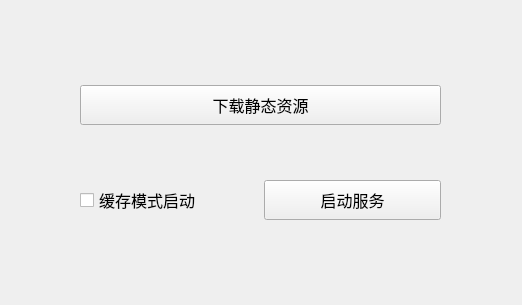
First picture: the form in qt_ui/mian_window.ui, repository ShenWei-HopeNoBug/mock-api-server, before the edit.
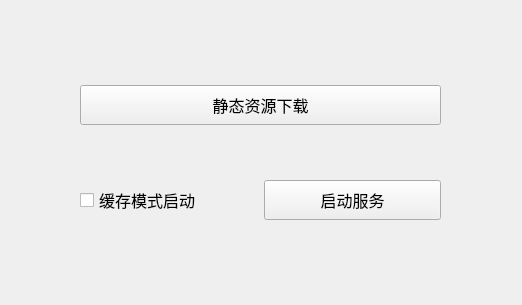
Second picture: the form after the edit.

Commit message: 下载静态资源不阻塞主进程

```diff
--- a/qt_ui/mian_window.ui
+++ b/qt_ui/mian_window.ui
@@ -103,7 +103,7 @@
        <cursorShape>PointingHandCursor</cursorShape>
       </property>
       <property name="text">
-       <string>下载静态资源</string>
+       <string>静态资源下载</string>
       </property>
      </widget>
     </item>
```
The commit also changes 3 other files.
